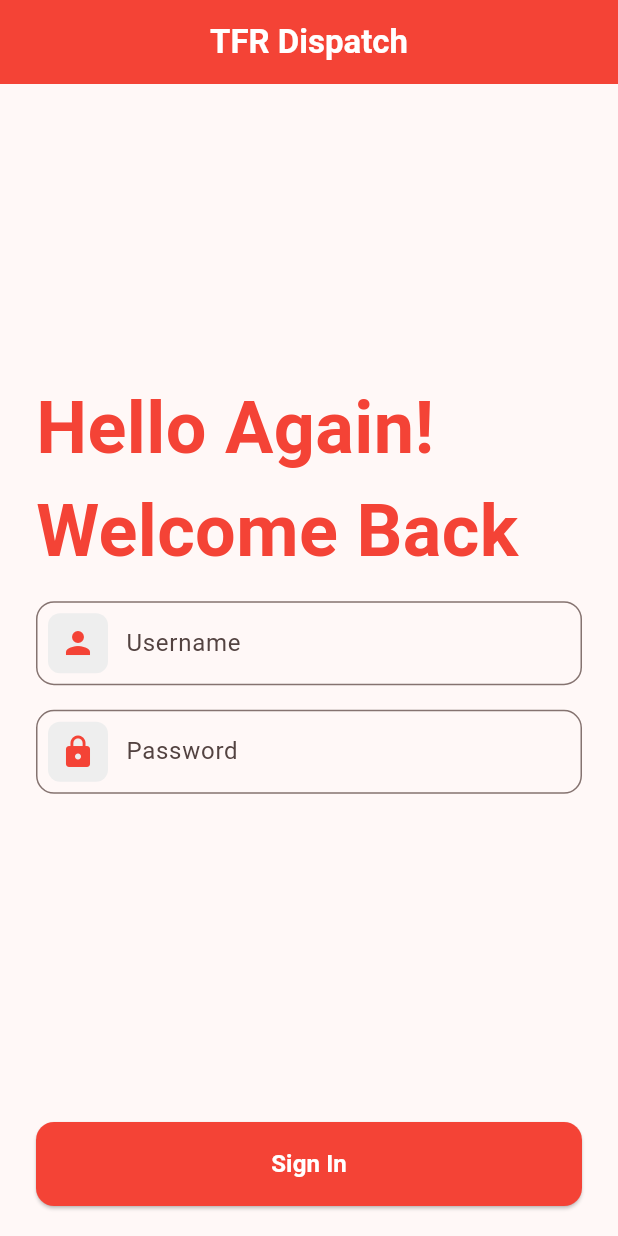
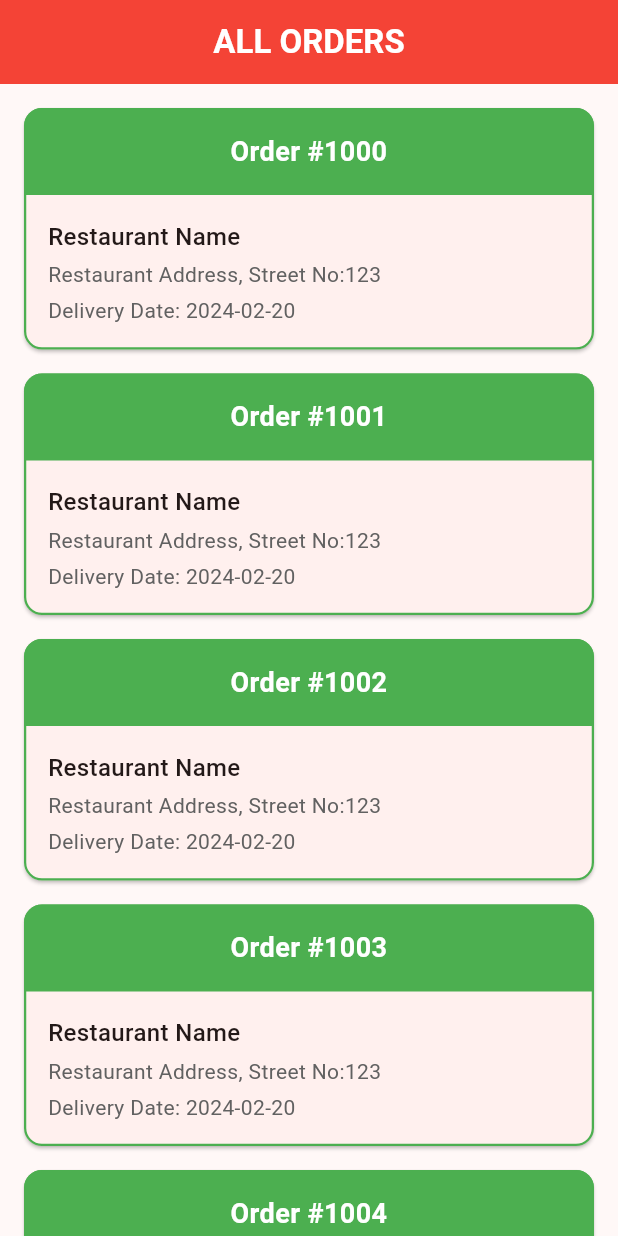
Before and after one commit to usenol/TFRDispatchMobileCase, a Flutter app: the screen it shows after launch, after a tap on "Sign In", on a phone screen of 412 x 824 dp. Run offline on Flutter 3.47's test engine with Material 3 defaults, Android fonts, the light colour scheme and no system bars.

Commit message:
allOrderView is designed + constants are created

```diff
--- a/tfr_test_case/lib/main.dart
+++ b/tfr_test_case/lib/main.dart
@@ -1,5 +1,6 @@
 import 'package:flutter/material.dart';
-import 'src/features/view/logInView.dart';
+import 'src/config/routes/app_router.dart';
+import 'src/constants/route_constants.dart';
 
 void main() {
   runApp(const MyApp());
@@ -17,7 +18,8 @@
         colorScheme: ColorScheme.fromSeed(seedColor: Colors.red),
         useMaterial3: true,
       ),
-      home: const LoginView(),
+      initialRoute: RouteConstants.login,
+      onGenerateRoute: AppRouter.generateRoute,
     );
   }
 }
--- /dev/null
+++ b/tfr_test_case/lib/src/config/routes/app_router.dart
@@ -0,0 +1,23 @@
+import 'package:flutter/material.dart';
+import '../../constants/route_constants.dart';
+import '../../features/view/allOrdersView.dart';
+import '../../features/view/logInView.dart';
+
+class AppRouter {
+  static Route<dynamic> generateRoute(RouteSettings settings) {
+    switch (settings.name) {
+      case RouteConstants.login:
+        return MaterialPageRoute(builder: (_) => const LoginView());
+      case RouteConstants.allOrders:
+        return MaterialPageRoute(builder: (_) => const AllOrdersView());
+      default:
+        return MaterialPageRoute(
+          builder: (_) => Scaffold(
+            body: Center(
+              child: Text('No route defined for ${settings.name}'),
+            ),
+          ),
+        );
+    }
+  }
+}
--- a/tfr_test_case/lib/src/constants/custom_app_bar.dart
+++ b/tfr_test_case/lib/src/constants/custom_app_bar.dart
@@ -2,16 +2,19 @@ import 'package:flutter/material.dart';
 
 class CustomAppBar extends StatelessWidget implements PreferredSizeWidget {
   final String title;
+  final bool automaticallyImplyLeading;
 
   const CustomAppBar({
     super.key,
     required this.title,
+    this.automaticallyImplyLeading = false,
   });
 
   @override
   Widget build(BuildContext context) {
     return AppBar(
       backgroundColor: Colors.red,
+      automaticallyImplyLeading: automaticallyImplyLeading,
       title: Text(
         title,
         style: const TextStyle(
--- /dev/null
+++ b/tfr_test_case/lib/src/constants/route_constants.dart
@@ -0,0 +1,4 @@
+class RouteConstants {
+  static const String login = '/login';
+  static const String allOrders = '/all-orders';
+}
--- a/tfr_test_case/lib/src/features/view/allOrdersView.dart
+++ b/tfr_test_case/lib/src/features/view/allOrdersView.dart
@@ -0,0 +1,85 @@
+import 'package:flutter/material.dart';
+import '../../constants/custom_app_bar.dart';
+
+class AllOrdersView extends StatelessWidget {
+  const AllOrdersView({super.key});
+
+  @override
+  Widget build(BuildContext context) {
+    return Scaffold(
+      appBar: const CustomAppBar(title: 'ALL ORDERS'),
+      body: ListView.builder(
+        padding: const EdgeInsets.all(16),
+        itemCount: 10, // API'den gelecek veri sayısı
+        itemBuilder: (context, index) {
+          return Card(
+            margin: const EdgeInsets.only(bottom: 16),
+            shape: RoundedRectangleBorder(
+              borderRadius: BorderRadius.circular(12),
+              side: BorderSide(
+                color: Colors.green,
+                width: 1.5,
+              ),
+            ),
+            child: Column(
+              crossAxisAlignment: CrossAxisAlignment.start,
+              children: [
+                Container(
+                  width: double.infinity,
+                  padding: const EdgeInsets.all(16),
+                  decoration: BoxDecoration(
+                    color: Colors.green,
+                    borderRadius: const BorderRadius.only(
+                      topLeft: Radius.circular(12),
+                      topRight: Radius.circular(12),
+                    ),
+                  ),
+                  child: Text(
+                    'Order #${index + 1000}',
+                    style: TextStyle(
+                      color: Colors.white,
+                      fontSize: 18,
+                      fontWeight: FontWeight.bold,
+                    ),
+                    textAlign: TextAlign.center,
+                  ),
+                ),
+                Padding(
+                  padding: const EdgeInsets.all(16),
+                  child: Column(
+                    crossAxisAlignment: CrossAxisAlignment.start,
+                    children: [
+                      const Text(
+                        'Restaurant Name',
+                        style: TextStyle(
+                          fontSize: 16,
+                          fontWeight: FontWeight.w500,
+                        ),
+                      ),
+                      const SizedBox(height: 4),
+                      Text(
+                        'Restaurant Address, Street No:123',
+                        style: TextStyle(
+                          fontSize: 14,
+                          color: Colors.grey.shade700,
+                        ),
+                      ),
+                      const SizedBox(height: 4),
+                      Text(
+                        'Delivery Date: 2024-02-20',
+                        style: TextStyle(
+                          fontSize: 14,
+                          color: Colors.grey.shade700,
+                        ),
+                      ),
+                    ],
+                  ),
+                ),
+              ],
+            ),
+          );
+        },
+      ),
+    );
+  }
+}
--- a/tfr_test_case/lib/src/features/view/logInView.dart
+++ b/tfr_test_case/lib/src/features/view/logInView.dart
@@ -1,5 +1,6 @@
 import 'package:flutter/material.dart';
 import '../../constants/custom_app_bar.dart';
+import '../../constants/route_constants.dart';
 
 class LoginView extends StatelessWidget {
   const LoginView({super.key});
@@ -86,7 +87,12 @@ class LoginView extends StatelessWidget {
                   width: double.infinity,
                   height: 56,
                   child: ElevatedButton(
-                    onPressed: () {},
+                    onPressed: () {
+                      Navigator.pushNamed(
+                        context,
+                        RouteConstants.allOrders,
+                      );
+                    },
                     style: ElevatedButton.styleFrom(
                       backgroundColor: Colors.red,
                       shape: RoundedRectangleBorder(
```
